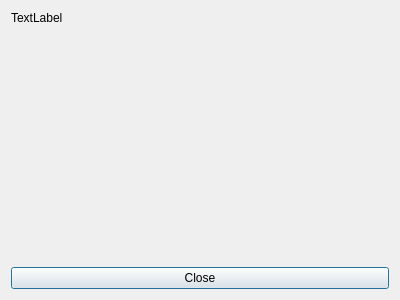
Bonoolu/SteganoFS, file stegano_gui/showfilesysteminfodialog.ui: the form before one commit.
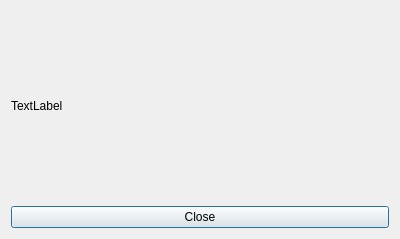
The form after the commit.

The edit to the form file:
```diff
--- a/stegano_gui/showfilesysteminfodialog.ui
+++ b/stegano_gui/showfilesysteminfodialog.ui
@@ -7,7 +7,7 @@
     <x>0</x>
     <y>0</y>
     <width>400</width>
-    <height>300</height>
+    <height>239</height>
    </rect>
   </property>
   <property name="windowTitle">
@@ -19,9 +19,6 @@
      <property name="text">
       <string>TextLabel</string>
      </property>
-     <property name="alignment">
-      <set>Qt::AlignLeading|Qt::AlignLeft|Qt::AlignTop</set>
-     </property>
      <property name="margin">
       <number>10</number>
      </property>
```
